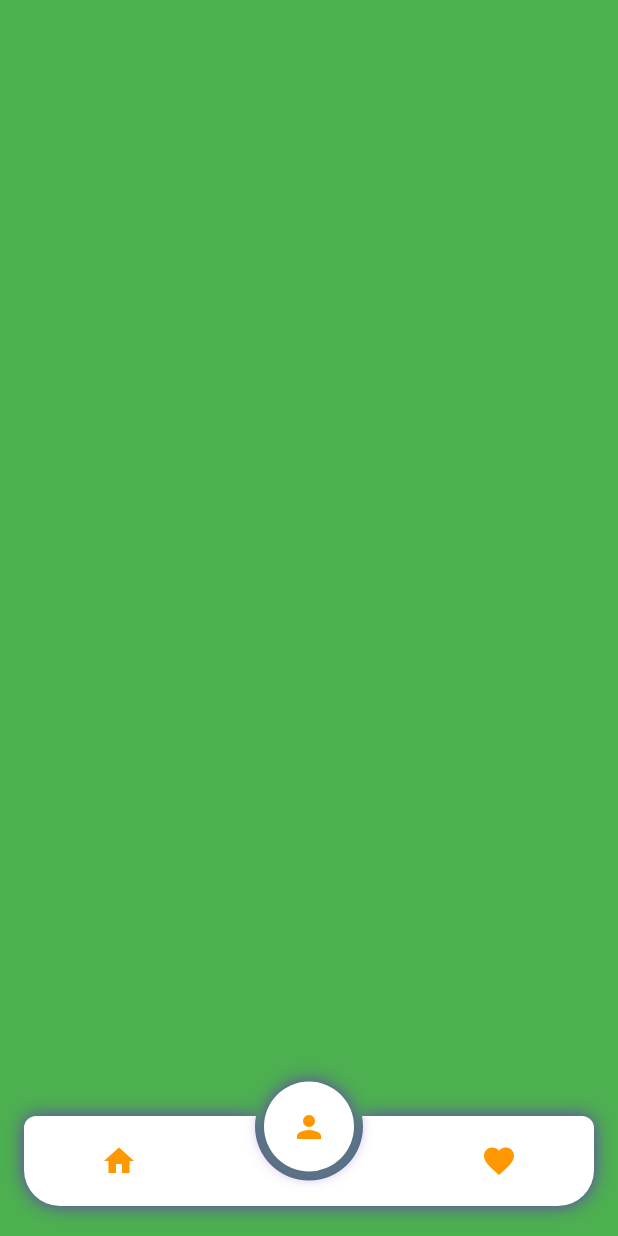
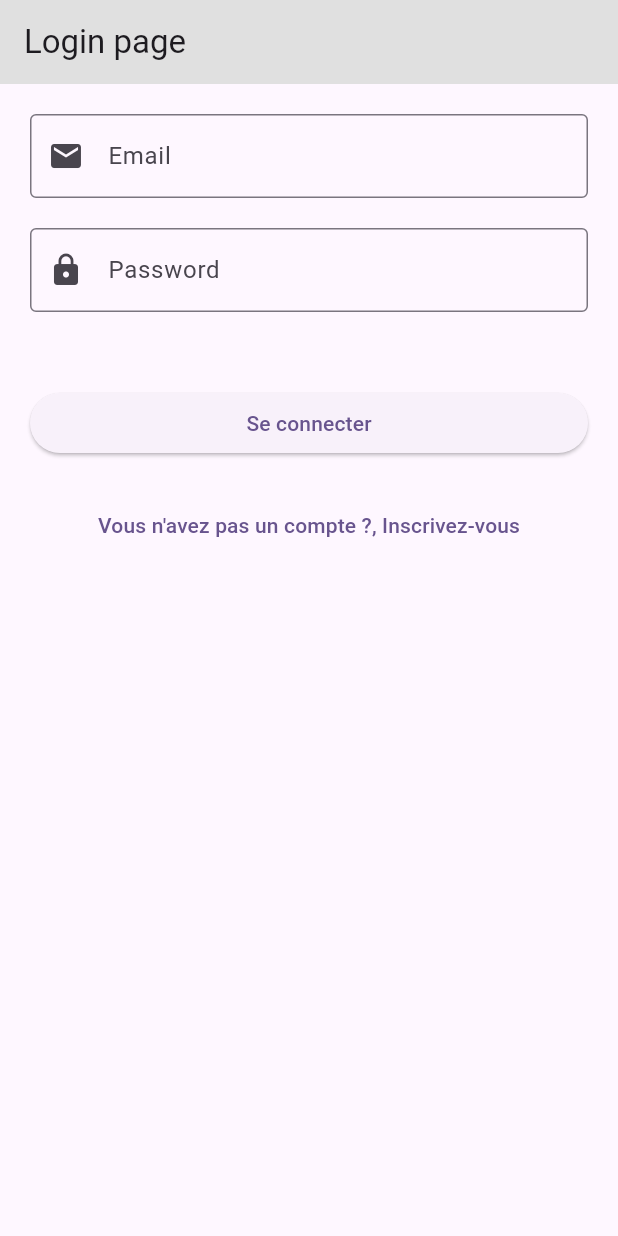
Before and after one commit to yvesco75/flutter_Day_03, a Flutter app: the screen it shows after launch, on a phone screen of 412 x 824 dp. Run offline on Flutter 3.47's test engine with Material 3 defaults, Android fonts, the phone set to English and light mode, and no system bars; drawn by our look-alikes of circle_nav_bar; our stand-ins replace firebase_auth, firebase_core; accounts and stored records are empty.

Commit message:
Cration de la page de connexion et dinscription [add]

```diff
--- /dev/null
+++ b/ahigan/lib/auth/auth.dart
@@ -0,0 +1,24 @@
+import 'package:firebase_auth/firebase_auth.dart';
+
+class Auth {
+  final FirebaseAuth _firebaseAuth = FirebaseAuth.instance;
+  User? get currentUser => _firebaseAuth.currentUser;
+  Stream<User?> get authStateChanges => _firebaseAuth.authStateChanges();
+  // methode de connexion avec email-pwd
+  Future<void> loginWithEmailAndPassword(String email, String password) async {
+    await _firebaseAuth.signInWithEmailAndPassword(
+      email: email,
+      password: password,
+    );
+  }
+
+  //methode de deconnexion
+  Future<void> logout() async {
+    await _firebaseAuth.signOut();
+  }
+
+  //methode de creation de compte avec email-pwd
+Future<void> createUserWithEmailAndPassword(String email, String password) async{
+  await _firebaseAuth.createUserWithEmailAndPassword(email: email, password: password);
+}
+}
--- /dev/null
+++ b/ahigan/lib/auth/login_page.dart
@@ -0,0 +1,162 @@
+import 'package:firebase_auth/firebase_auth.dart';
+import 'package:flutter/material.dart';
+
+import 'auth.dart';
+
+class LoginPage extends StatefulWidget {
+  const LoginPage({super.key, required this.title});
+
+  final String title;
+
+  @override
+  State<LoginPage> createState() => _LoginPageState();
+}
+
+class _LoginPageState extends State<LoginPage> {
+  final _formKey = GlobalKey<FormState>();
+  final _emailController = TextEditingController();
+  final _passwordController = TextEditingController();
+  final _passwordConfirmController = TextEditingController();
+  bool _isLoading = false;
+  bool _forLogin = true;
+  @override
+  Widget build(BuildContext context) {
+    return Scaffold(
+      appBar: AppBar(
+        backgroundColor: Colors.grey[300],
+        title: Text(_forLogin ? widget.title : "Sign Up Page"),
+      ),
+      body: SingleChildScrollView(
+        padding: EdgeInsets.all(20),
+        child: Form(
+          key: _formKey,
+          child: Column(
+            mainAxisAlignment: MainAxisAlignment.center,
+            children: <Widget>[
+              TextFormField(
+                controller: _emailController,
+                decoration: const InputDecoration(
+                  prefixIcon: Icon(Icons.mail),
+                  labelText: 'Email',
+                  border: OutlineInputBorder(),
+                ),
+                validator: (value) {
+                  if (value == null || value.isEmpty) {
+                    return 'Email is required';
+                  } else {
+                    return null;
+                  }
+                },
+              ),
+              SizedBox(height: 20),
+              TextFormField(
+                obscureText: true,
+                controller: _passwordController,
+                decoration: const InputDecoration(
+                  prefixIcon: Icon(Icons.lock),
+                  labelText: 'Password',
+                  border: OutlineInputBorder(),
+                ),
+                validator: (value) {
+                  if (value == null || value.isEmpty) {
+                    return 'Veuillez entrez un Password';
+                  } else {
+                    return null;
+                  }
+                },
+              ),
+              SizedBox(height: 20),
+              if (!_forLogin)
+                TextFormField(
+                  obscureText: true,
+                  controller: _passwordConfirmController,
+                  decoration: const InputDecoration(
+                    prefixIcon: Icon(Icons.lock),
+                    labelText: 'Confirmer Password',
+                    border: OutlineInputBorder(),
+                  ),
+                  validator: (value) {
+                    if (value == null || value.isEmpty) {
+                      return ' Veuillez Confirmer votre Password ';
+                    } else if (value != _passwordController.text) {
+                      return 'Les deux password ne correspondes pas';
+                    } else {
+                      return null;
+                    }
+                  },
+                ),
+              Container(
+                margin: EdgeInsets.only(top: 30, bottom: 20),
+                width: double.infinity,
+                child: ElevatedButton(
+                  onPressed:
+                      _isLoading
+                          ? null
+                          : () async {
+                            if (_formKey.currentState!.validate()) {
+                              setState(() {
+                                _isLoading = true;
+                              });
+                              //login
+                              try {
+                                if (_forLogin) {
+                                  await Auth().loginWithEmailAndPassword(
+                                    _emailController.text,
+                                    _passwordController.text,
+                                  );
+                                } else {
+                                  await Auth().createUserWithEmailAndPassword(
+                                    _emailController.text,
+                                    _passwordController.text,
+                                  );
+                                }
+                                setState(() {
+                                  _isLoading = true;
+                                });
+                              } on FirebaseAuthException catch (e) {
+                                setState(() {
+                                  _isLoading = true;
+                                });
+                                //message
+                                ScaffoldMessenger.of(context).showSnackBar(
+                                  SnackBar(content: Text("${e.message}")),
+                                );
+                                behavior:
+                                SnackBarBehavior.floating;
+                                backgroundColor:
+                                Colors.red;
+                                showCloseIcon:
+                                true;
+                              }
+                            }
+                          },
+                  child:
+                      _isLoading
+                          ? const CircularProgressIndicator()
+                          : Text(_forLogin ? 'Se connecter' : "S'inscrire"),
+                ),
+              ),
+              SizedBox(
+                child: TextButton(
+                  onPressed: () {
+                    _emailController.text = "";
+                    _passwordController.text = "";
+                    _passwordConfirmController.text = "";
+                    setState(() {
+                      _forLogin = !_forLogin;
+                    });
+                  },
+                  child: Text(
+                    _forLogin
+                        ? "Vous n'avez pas un compte ?, Inscrivez-vous"
+                        : "Vous avez un compte ? Connectez-vous",
+                  ),
+                ),
+              ),
+            ],
+          ),
+        ),
+      ),
+    );
+  }
+}
--- /dev/null
+++ b/ahigan/lib/auth/redirection.dart
@@ -0,0 +1,32 @@
+import 'package:ahigan/menu.dart';
+import 'package:flutter/material.dart';
+
+import 'auth.dart';
+import 'login_page.dart';
+
+class RedirectionPage extends StatefulWidget {
+  const RedirectionPage({super.key});
+
+  @override
+  State<StatefulWidget> createState() {
+    return _RedirectionPageState();
+  }
+}
+
+class _RedirectionPageState extends State<RedirectionPage> {
+  @override
+  Widget build(BuildContext context) {
+    return StreamBuilder(
+      stream: Auth().authStateChanges,
+      builder: (context, snapshot) {
+        if (snapshot.connectionState == ConnectionState.waiting) {
+          return const CircularProgressIndicator();
+        } else if (snapshot.hasData) {
+          return const MenuPage(title: "Menu page");
+        } else {
+          return const LoginPage(title: "Login page");
+        }
+      },
+    );
+  }
+}
--- a/ahigan/lib/main.dart
+++ b/ahigan/lib/main.dart
@@ -3,106 +3,98 @@ import 'package:ahigan/menu.dart';
 import 'package:firebase_core/firebase_core.dart';
 import 'package:flutter/material.dart';
 import 'package:circle_nav_bar/circle_nav_bar.dart';
+import 'package:ahigan/auth/redirection.dart';
+
 Future<void> main() async {
   WidgetsFlutterBinding.ensureInitialized();
-  await Firebase.initializeApp(
-    options: DefaultFirebaseOptions.currentPlatform
-  );
-  runApp(MyApp());
+  await Firebase.initializeApp(options: DefaultFirebaseOptions.currentPlatform);
+  runApp(const MyApp());
 }
 
-
 class MyApp extends StatelessWidget {
-  const MyApp({Key? key}) : super(key: key);
+  const MyApp({super.key});
 
   // This widget is the root of your application.
   @override
   Widget build(BuildContext context) {
     return MaterialApp(
+      title: 'Flutter Demo',
       theme: ThemeData(
-        primarySwatch: Colors.blue,
+        colorScheme: ColorScheme.fromSeed(seedColor: Colors.deepPurple),
+        useMaterial3: true,
       ),
-      home: const MyHomePage(title: 'Flutter Demo Home Page'),
+      home: const RedirectionPage(),
     );
   }
 }
 
-class MyHomePage extends StatefulWidget {
-  const MyHomePage({Key? key, required this.title}) : super(key: key);
+// class _MyHomePageState extends State<MyHomePage>
+//     with SingleTickerProviderStateMixin {
+//   int _tabIndex = 1;
+//   int get tabIndex => _tabIndex;
+//   set tabIndex(int v) {
+//     _tabIndex = v;
+//     setState(() {});
+//   }
 
-  final String title;
+//   late PageController pageController;
 
-  @override
-  State<MyHomePage> createState() => _MyHomePageState();
-}
+//   @override
+//   void initState() {
+//     super.initState();
+//     pageController = PageController(initialPage: _tabIndex);
+//   }
 
-class _MyHomePageState extends State<MyHomePage>
-    with SingleTickerProviderStateMixin {
-  int _tabIndex = 1;
-  int get tabIndex => _tabIndex;
-  set tabIndex(int v) {
-    _tabIndex = v;
-    setState(() {});
-  }
-
-  late PageController pageController;
-
-  @override
-  void initState() {
-    super.initState();
-    pageController = PageController(initialPage: _tabIndex);
-  }
-
-  @override
-  Widget build(BuildContext context) {
-    return Scaffold(
-      extendBody: true,
-      bottomNavigationBar: CircleNavBar(
-        activeIcons: const [
-          Icon(Icons.home, color: Colors.orange),
-          Icon(Icons.person, color: Colors.orange),
-          Icon(Icons.favorite, color: Colors.orange),
-        ],
-        inactiveIcons: const [
-          Icon(Icons.home, color: Colors.orange),
-          Icon(Icons.person, color: Colors.orange),
-          Icon(Icons.favorite, color: Colors.orange),
-        ],
-        color: Colors.white,
-        height: 60,
-        circleWidth: 60,
-        activeIndex: tabIndex,
-        onTap: (index) {
-          tabIndex = index;
-          pageController.jumpToPage(tabIndex);
-        },
-        padding: const EdgeInsets.only(left: 16, right: 16, bottom: 20),
-        cornerRadius: const BorderRadius.only(
-          topLeft: Radius.circular(8),
-          topRight: Radius.circular(8),
-          bottomRight: Radius.circular(24),
-          bottomLeft: Radius.circular(24),
-        ),
-        shadowColor: Colors.deepPurple,
-        elevation: 10,
-      ),
-      body: PageView(
-        controller: pageController,
-        onPageChanged: (v) {
-          tabIndex = v;
-        },
-        children: [
-          MenuPage(),
-          Container(
-              width: double.infinity,
-              height: double.infinity,
-              color: Colors.green),
-          Container(
-              width: double.infinity,
-              height: double.infinity,
-              color: Colors.blue),
-        ],
-      ),
-    );
-  }
-}
+//   @override
+//   Widget build(BuildContext context) {
+//     return Scaffold(
+//       extendBody: true,
+//       bottomNavigationBar: CircleNavBar(
+//         activeIcons: const [
+//           Icon(Icons.home, color: Colors.orange),
+//           Icon(Icons.person, color: Colors.orange),
+//           Icon(Icons.favorite, color: Colors.orange),
+//         ],
+//         inactiveIcons: const [
+//           Icon(Icons.home, color: Colors.orange),
+//           Icon(Icons.person, color: Colors.orange),
+//           Icon(Icons.favorite, color: Colors.orange),
+//         ],
+//         color: Colors.white,
+//         height: 60,
+//         circleWidth: 60,
+//         activeIndex: tabIndex,
+//         onTap: (index) {
+//           tabIndex = index;
+//           pageController.jumpToPage(tabIndex);
+//         },
+//         padding: const EdgeInsets.only(left: 16, right: 16, bottom: 20),
+//         cornerRadius: const BorderRadius.only(
+//           topLeft: Radius.circular(8),
+//           topRight: Radius.circular(8),
+//           bottomRight: Radius.circular(24),
+//           bottomLeft: Radius.circular(24),
+//         ),
+//         shadowColor: Colors.deepPurple,
+//         elevation: 10,
+//       ),
+//       body: PageView(
+//         controller: pageController,
+//         onPageChanged: (v) {
+//           tabIndex = v;
+//         },
+//         children: [
+//           MenuPage(title: 'Menu Page',),
+//           Container(
+//               width: double.infinity,
+//               height: double.infinity,
+//               color: Colors.green),
+//           Container(
+//               width: double.infinity,
+//               height: double.infinity,
+//               color: Colors.blue),
+//         ],
+//       ),
+//     );
+//   }
+// }
--- a/ahigan/lib/menu.dart
+++ b/ahigan/lib/menu.dart
@@ -1,6 +1,8 @@
 import 'package:flutter/material.dart';
 
 class MenuPage extends StatefulWidget {
+  const MenuPage({super.key, required String title});
+
   @override
   _MenuPageState createState() => _MenuPageState();
 }
--- a/ahigan/pubspec.yaml
+++ b/ahigan/pubspec.yaml
@@ -39,6 +39,7 @@ dependencies:
   intl: ^0.20.2
   cloud_firestore: ^5.6.5
   circle_nav_bar: ^2.2.0
+  firebase_auth: ^5.5.1
 
 dev_dependencies:
   flutter_test:
```
Also changed, not shown: ahigan/pubspec.lock, 3 other files.
